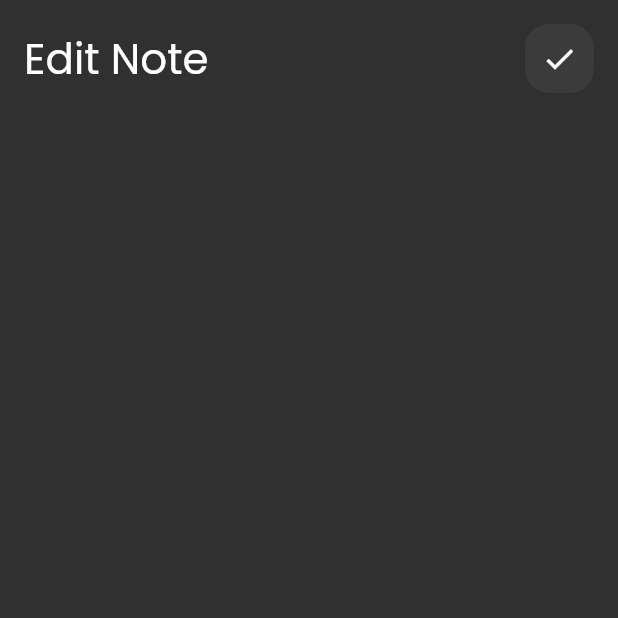
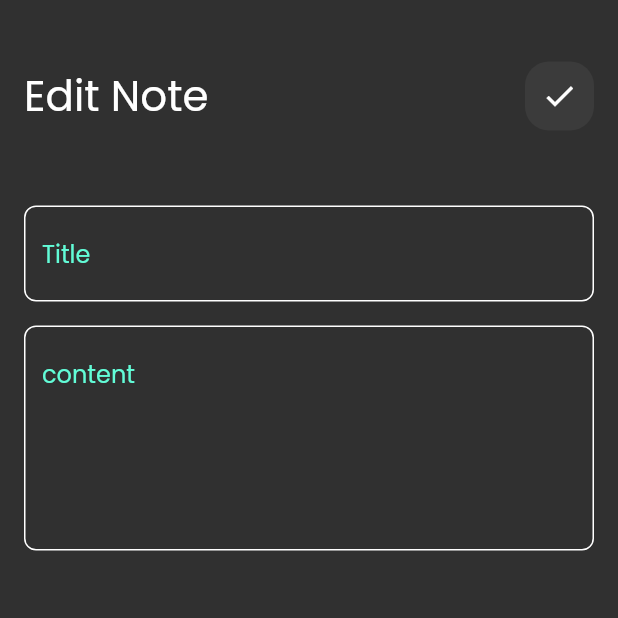
Before and after one commit to Mousa-alaaldeen/note_app, a Flutter app: the screen it shows after launch, after a tap on "Flutter Tips", on a phone screen of 412 x 824 dp, the top half of it. Run offline on Flutter 3.47's test engine with Material 2 defaults, Android fonts, the phone set to English and light mode, and no system bars; our stand-ins replace font_awesome_flutter.

Commit message:
edit note view ui done

```diff
--- a/lib/view/widget/edit_note_view_body.dart
+++ b/lib/view/widget/edit_note_view_body.dart
@@ -1,5 +1,7 @@
 import 'package:flutter/material.dart';
 import 'package:note/view/widget/custom_app_bar.dart';
+
+import 'custom_text_field.dart';
 
 class EditNoteViewBody extends StatelessWidget {
   const EditNoteViewBody({super.key});
@@ -10,13 +12,35 @@ class EditNoteViewBody extends StatelessWidget {
       body: SafeArea(
         child: Padding(
           padding: EdgeInsets.all(16),
+          child: SingleChildScrollView(
+            physics: BouncingScrollPhysics(),
             child: Column(
               children: [
+                SizedBox(
+                  height: 25,
+                ),
                 CustomAppBar(
                   icon: Icons.check,
                   title: 'Edit Note',
-              )
+                ),
+                SizedBox(
+                  height: 50,
+                ),
+                CustomTextField(
+                  height: 'Title',
+                ),
+                SizedBox(
+                  height: 16,
+                ),
+                CustomTextField(
+                  height: 'content',
+                  maxLines: 5,
+                ),
+                SizedBox(
+                  height: 90,
+                ),
               ],
+            ),
           ),
         ),
       ),
--- a/lib/view/widget/note_view_body.dart
+++ b/lib/view/widget/note_view_body.dart
@@ -12,6 +12,9 @@ class NoteViewBody extends StatelessWidget {
       padding: EdgeInsets.symmetric(horizontal: 18),
       child: Column(
         children: [
+          SizedBox(
+            height: 25,
+          ),
           CustomAppBar(
             icon: Icons.search,
             title: 'Note',
```
Lines whose indentation alone changed are shown as unchanged.
